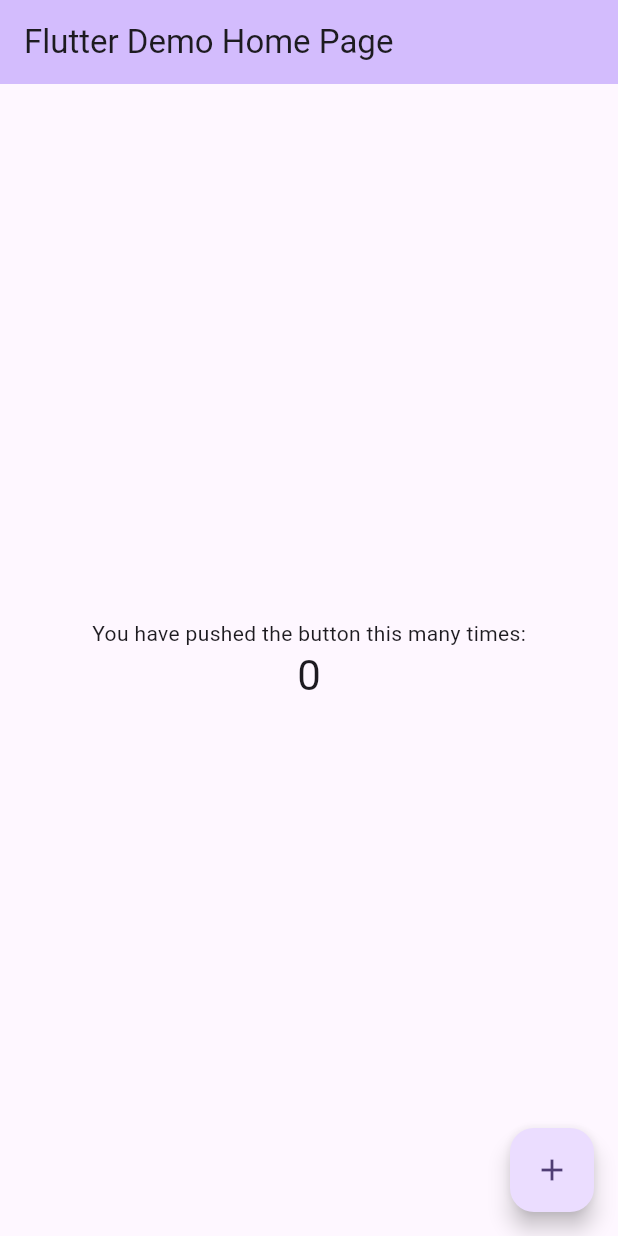
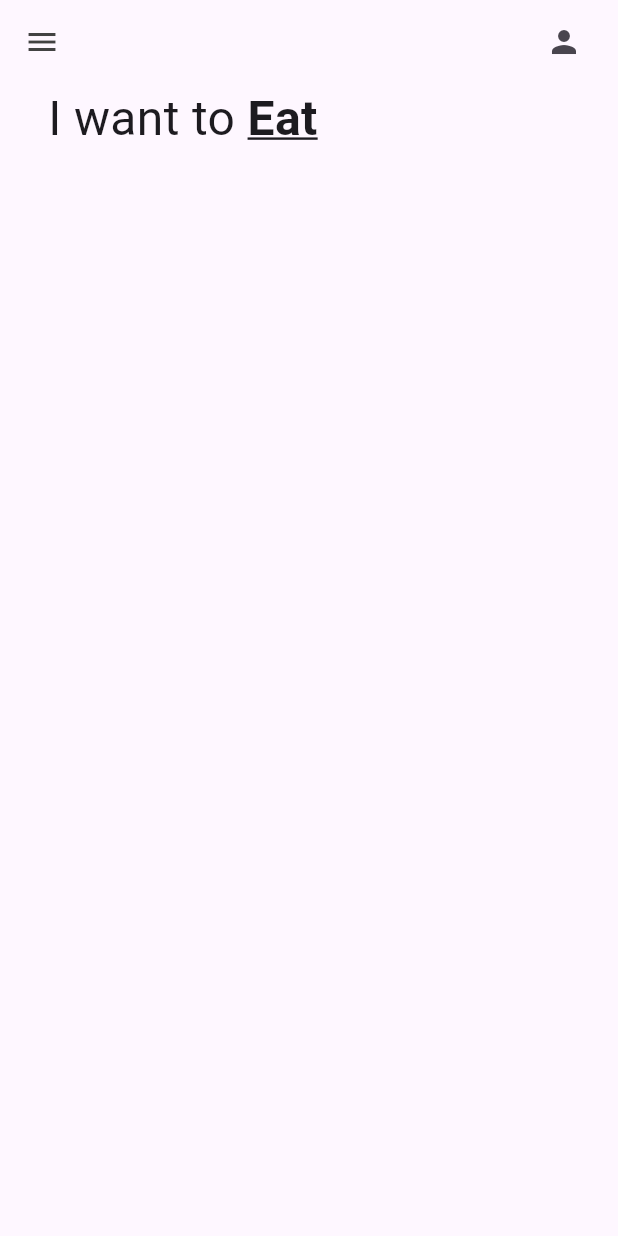
Before and after one commit to AngelTun/donut_app_8sc, a Flutter app: the screen it shows after launch, on a phone screen of 412 x 824 dp. Run offline on Flutter 3.47's test engine with Material 3 defaults, Android fonts, the phone set to English and light mode, and no system bars.

```diff
--- a/lib/main.dart
+++ b/lib/main.dart
@@ -1,3 +1,4 @@
+import 'package:donut_app_8sc/pages/home_page.dart';
 import 'package:flutter/material.dart';
 
 void main() {
@@ -11,115 +12,14 @@ class MyApp extends StatelessWidget {
   @override
   Widget build(BuildContext context) {
     return MaterialApp(
-      title: 'Flutter Demo',
+      debugShowCheckedModeBanner: false,
+      title: 'Flutter Demo test',
       theme: ThemeData(
-        // This is the theme of your application.
-        //
-        // TRY THIS: Try running your application with "flutter run". You'll see
-        // the application has a purple toolbar. Then, without quitting the app,
-        // try changing the seedColor in the colorScheme below to Colors.green
-        // and then invoke "hot reload" (save your changes or press the "hot
-        // reload" button in a Flutter-supported IDE, or press "r" if you used
-        // the command line to start the app).
-        //
-        // Notice that the counter didn't reset back to zero; the application
-        // state is not lost during the reload. To reset the state, use hot
-        // restart instead.
-        //
-        // This works for code too, not just values: Most code changes can be
-        // tested with just a hot reload.
+
         colorScheme: ColorScheme.fromSeed(seedColor: Colors.deepPurple),
         useMaterial3: true,
       ),
-      home: const MyHomePage(title: 'Flutter Demo Home Page'),
+      home: const HomePage(),
     );
   }
 }
-
-class MyHomePage extends StatefulWidget {
-  const MyHomePage({super.key, required this.title});
-
-  // This widget is the home page of your application. It is stateful, meaning
-  // that it has a State object (defined below) that contains fields that affect
-  // how it looks.
-
-  // This class is the configuration for the state. It holds the values (in this
-  // case the title) provided by the parent (in this case the App widget) and
-  // used by the build method of the State. Fields in a Widget subclass are
-  // always marked "final".
-
-  final String title;
-
-  @override
-  State<MyHomePage> createState() => _MyHomePageState();
-}
-
-class _MyHomePageState extends State<MyHomePage> {
-  int _counter = 0;
-
-  void _incrementCounter() {
-    setState(() {
-      // This call to setState tells the Flutter framework that something has
-      // changed in this State, which causes it to rerun the build method below
-      // so that the display can reflect the updated values. If we changed
-      // _counter without calling setState(), then the build method would not be
-      // called again, and so nothing would appear to happen.
-      _counter++;
-    });
-  }
-
-  @override
-  Widget build(BuildContext context) {
-    // This method is rerun every time setState is called, for instance as done
-    // by the _incrementCounter method above.
-    //
-    // The Flutter framework has been optimized to make rerunning build methods
-    // fast, so that you can just rebuild anything that needs updating rather
-    // than having to individually change instances of widgets.
-    return Scaffold(
-      appBar: AppBar(
-        // TRY THIS: Try changing the color here to a specific color (to
-        // Colors.amber, perhaps?) and trigger a hot reload to see the AppBar
-        // change color while the other colors stay the same.
-        backgroundColor: Theme.of(context).colorScheme.inversePrimary,
-        // Here we take the value from the MyHomePage object that was created by
-        // the App.build method, and use it to set our appbar title.
-        title: Text(widget.title),
-      ),
-      body: Center(
-        // Center is a layout widget. It takes a single child and positions it
-        // in the middle of the parent.
-        child: Column(
-          // Column is also a layout widget. It takes a list of children and
-          // arranges them vertically. By default, it sizes itself to fit its
-          // children horizontally, and tries to be as tall as its parent.
-          //
-          // Column has various properties to control how it sizes itself and
-          // how it positions its children. Here we use mainAxisAlignment to
-          // center the children vertically; the main axis here is the vertical
-          // axis because Columns are vertical (the cross axis would be
-          // horizontal).
-          //
-          // TRY THIS: Invoke "debug painting" (choose the "Toggle Debug Paint"
-          // action in the IDE, or press "p" in the console), to see the
-          // wireframe for each widget.
-          mainAxisAlignment: MainAxisAlignment.center,
-          children: <Widget>[
-            const Text(
-              'You have pushed the button this many times:',
-            ),
-            Text(
-              '$_counter',
-              style: Theme.of(context).textTheme.headlineMedium,
-            ),
-          ],
-        ),
-      ),
-      floatingActionButton: FloatingActionButton(
-        onPressed: _incrementCounter,
-        tooltip: 'Increment',
-        child: const Icon(Icons.add),
-      ), // This trailing comma makes auto-formatting nicer for build methods.
-    );
-  }
-}
--- /dev/null
+++ b/lib/pages/home_page.dart
@@ -0,0 +1,67 @@
+import 'package:donut_app_8sc/utils/my_tab.dart';
+import 'package:flutter/material.dart';
+
+class HomePage extends StatefulWidget {
+  const HomePage({super.key});
+
+  @override
+  State<HomePage> createState() => _HomePageState();
+}
+
+class _HomePageState extends State<HomePage> {
+
+List<Widget> myTabs = [
+  //Donut tab
+  MyTab(iconPath: 'lib/icons/donut.png'),
+  //Burguer tab
+  MyTab(iconPath: 'lib/icons/burguer.png'),
+  //Smoothie
+  MyTab(iconPath: 'lib/icons/smoothie.png'),
+  //Pancake tab
+  MyTab(iconPath: 'lib/icons/pancakes.png'),
+  //Pizza tab
+  MyTab(iconPath: 'lib/icons/pizza.png'),
+];
+
+  @override
+  Widget build(BuildContext context) {
+    return DefaultTabController(
+      length: myTabs.length,
+      child: Scaffold(
+      appBar: AppBar(
+        backgroundColor: Colors.transparent,
+        leading: Icon(Icons.menu, color:
+        Colors.grey[800]),
+        actions: [Padding(
+          //Lo mueve a la derecha
+          padding: const EdgeInsets.only(right: 12.0),
+          child: IconButton(onPressed: (){}, icon: Icon(Icons.person)),
+        )],
+        ),
+        body: Column(
+          children: [
+            //Texto "I want to Eat"
+            Padding(
+              padding: const EdgeInsets.only(left: 32.0),
+              child: Row(
+                children: [
+                  Text("I want to ", style: TextStyle(fontSize: 32),),
+                  Text("Eat", style: TextStyle(
+                    fontSize: 32,
+                    fontWeight: FontWeight.bold,
+                    decoration: TextDecoration.underline
+                  ),)
+                ],
+              ),
+            )
+          ],
+          //Tab bar
+      //TabBar(tabs: myTabs,)
+          //Tap bar view
+
+          //Carrito
+        ) ,
+        ),
+    );
+  }
+}
--- /dev/null
+++ b/lib/utils/my_tab.dart
@@ -0,0 +1,25 @@
+import 'package:flutter/material.dart';
+
+class MyTab extends StatelessWidget {
+  //Ruta del archivo del icono
+
+  final String iconPath;
+  MyTab({super.key, required this.iconPath});
+
+  @override
+  Widget build(BuildContext context) {
+    return Tab(
+      height: 50,
+      child: Container(
+        padding: const EdgeInsets.all(8),
+        decoration: BoxDecoration(
+          color: Colors.grey[200],
+          borderRadius: BorderRadius.circular(16)
+
+        ),
+        child: Image.asset(iconPath,
+        color: Colors.grey[600],),
+      ),
+    );
+  }
+}
--- a/pubspec.yaml
+++ b/pubspec.yaml
@@ -58,9 +58,9 @@ flutter:
   uses-material-design: true
 
   # To add assets to your application, add an assets section, like this:
-  # assets:
-  #   - images/a_dot_burr.jpeg
-  #   - images/a_dot_ham.jpeg
+   assets:
+     - lib/images/
+     - lib/icons/
 
   # An image asset can refer to one or more resolution-specific "variants", see
   # https://flutter.dev/to/resolution-aware-images
```
Also changed, not shown: lib/icons/burger.png (added), lib/icons/donut.png (added), lib/icons/pancakes.png (added), lib/icons/pizza.png (added), lib/icons/smoothie.png (added), lib/images/chocolate_donut.png (added), lib/images/grape_donut.png (added), lib/images/icecream_donut.png (added), lib/images/strawberry_donut.png (added).
